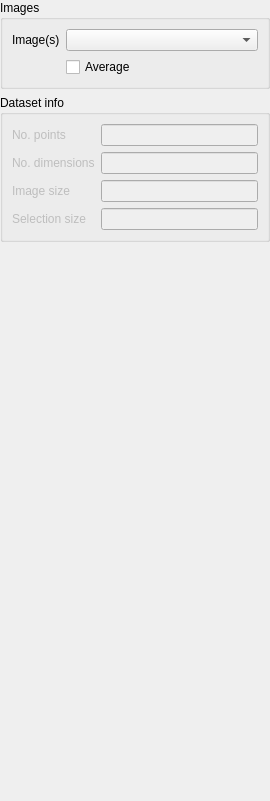
Before: the Qt Designer form src/ImagesLayerWidget.ui in ManiVaultStudio/ImageViewerPlugin, drawn with Qt 5.
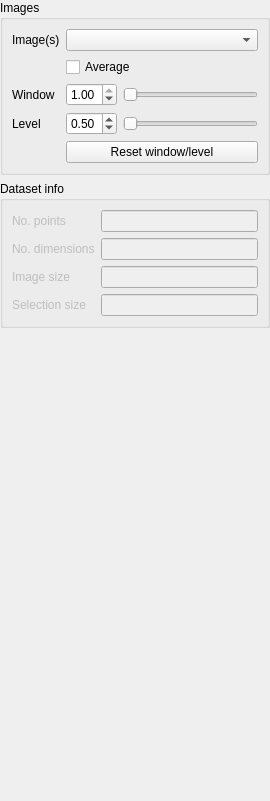
After: the same form once the commit is applied.

Commit message: Relocated the window level UI

Patch:
```diff
--- a/src/ImagesLayerWidget.ui
+++ b/src/ImagesLayerWidget.ui
@@ -50,10 +50,17 @@
       <string>Images</string>
      </property>
      <layout class="QGridLayout" name="gridLayout">
-      <item row="0" column="0">
-       <widget class="QLabel" name="currentImageLabel">
+      <item row="1" column="1">
+       <widget class="QCheckBox" name="averageCheckBox">
         <property name="text">
-         <string>Image(s)</string>
+         <string>Average</string>
+        </property>
+       </widget>
+      </item>
+      <item row="3" column="0">
+       <widget class="QLabel" name="levelLabel">
+        <property name="text">
+         <string>Level</string>
         </property>
        </widget>
       </item>
@@ -67,10 +74,72 @@
         </property>
        </widget>
       </item>
-      <item row="1" column="1">
-       <widget class="QCheckBox" name="averageCheckBox">
+      <item row="0" column="0">
+       <widget class="QLabel" name="currentImageLabel">
         <property name="text">
-         <string>Average</string>
+         <string>Image(s)</string>
+        </property>
+       </widget>
+      </item>
+      <item row="2" column="1">
+       <layout class="QHBoxLayout" name="windowHorizontalLayout">
+        <item>
+         <widget class="QDoubleSpinBox" name="windowDoubleSpinBox">
+          <property name="maximum">
+           <double>1.000000000000000</double>
+          </property>
+          <property name="singleStep">
+           <double>0.100000000000000</double>
+          </property>
+          <property name="value">
+           <double>1.000000000000000</double>
+          </property>
+         </widget>
+        </item>
+        <item>
+         <widget class="QSlider" name="windowHorizontalSlider">
+          <property name="orientation">
+           <enum>Qt::Horizontal</enum>
+          </property>
+         </widget>
+        </item>
+       </layout>
+      </item>
+      <item row="3" column="1">
+       <layout class="QHBoxLayout" name="levelHorizontalLayout">
+        <item>
+         <widget class="QDoubleSpinBox" name="levelDoubleSpinBox">
+          <property name="maximum">
+           <double>1.000000000000000</double>
+          </property>
+          <property name="singleStep">
+           <double>0.100000000000000</double>
+          </property>
+          <property name="value">
+           <double>0.500000000000000</double>
+          </property>
+         </widget>
+        </item>
+        <item>
+         <widget class="QSlider" name="levelHorizontalSlider">
+          <property name="orientation">
+           <enum>Qt::Horizontal</enum>
+          </property>
+         </widget>
+        </item>
+       </layout>
+      </item>
+      <item row="2" column="0">
+       <widget class="QLabel" name="windowLabel">
+        <property name="text">
+         <string>Window</string>
+        </property>
+       </widget>
+      </item>
+      <item row="4" column="1">
+       <widget class="QPushButton" name="resetWindowLevelPushButton">
+        <property name="text">
+         <string>Reset window/level</string>
         </property>
        </widget>
       </item>
```
The commit also changes 27 other files.
